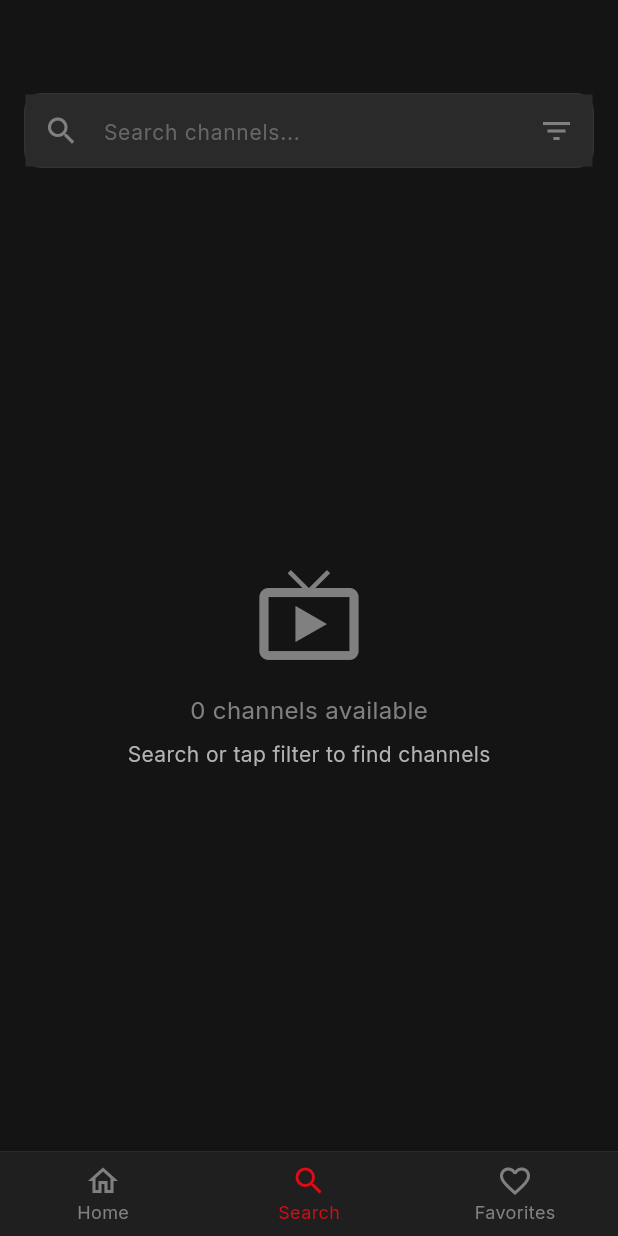
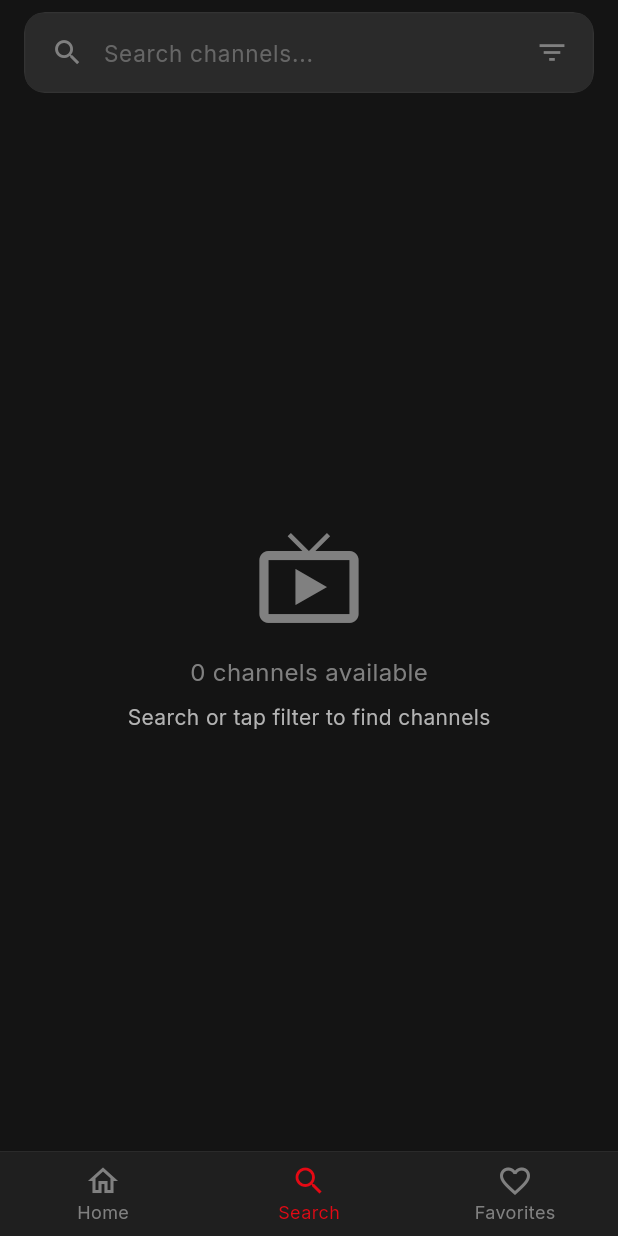
Before and after one commit to Darkmintis/primeview, a Flutter app: the screen it shows after launch, item 2 of the bottom bar chosen, on a phone screen of 412 x 824 dp. Run offline on Flutter 3.47's test engine with Material 3 defaults, Android fonts, the phone set to English and light mode, and no system bars; our stand-ins replace cached_network_image, dio, equatable, flutter_riverpod, get_it, google_fonts and 6 more; accounts and stored records are empty; network calls fail.

Commit message:
feat(search): redesign search bar with proper clipping and cleaner layout
- Remove SliverAppBar — search bar now sits at top flush with status bar
- Wrap in ClipRRect so icon hit areas don't overflow border radius
- Replace IconButton with GestureDetector to avoid 48px minimum constraint
- Remove back button for full-width search
- Reduce hero banner height from 420 to 380

```diff
--- a/lib/core/constants/app_constants.dart
+++ b/lib/core/constants/app_constants.dart
@@ -27,7 +27,7 @@ class AppConstants {
   static const String categoryRecentlyWatched = 'Recently Watched';
 
   static const double channelLogoSize = 48.0;
-  static const double heroBannerHeight = 420.0;
+  static const double heroBannerHeight = 380.0;
   static const double channelRowHeight = 180.0;
   static const Duration animationDuration = Duration(milliseconds: 300);
 
--- a/lib/features/search/view/search_view.dart
+++ b/lib/features/search/view/search_view.dart
@@ -81,26 +81,26 @@ class _SearchViewState extends ConsumerState<SearchView> {
     return Scaffold(
       body: CustomScrollView(
         slivers: [
-          SliverAppBar(
-            pinned: true,
-            backgroundColor: AppColors.background,
-            expandedHeight: 120,
-            flexibleSpace: FlexibleSpaceBar(
-              background: Padding(
-                padding: const EdgeInsets.only(
+          SliverToBoxAdapter(
+            child: Padding(
+              padding: EdgeInsets.only(
                 left: 16,
                 right: 16,
+                top: MediaQuery.of(context).padding.top + 8,
                 bottom: 8,
-                  top: 56,
               ),
-                child: Column(
-                  mainAxisAlignment: MainAxisAlignment.end,
-                  children: [
-                    Container(
+              child: ClipRRect(
+                borderRadius: BorderRadius.circular(14),
+                child: Container(
                   decoration: BoxDecoration(
                     color: AppColors.surfaceLight,
-                        borderRadius: BorderRadius.circular(12),
-                        border: Border.all(color: AppColors.divider),
+                    borderRadius: BorderRadius.circular(14),
+                    border: Border.all(
+                      color: hasFilters
+                          ? AppColors.primary
+                          : AppColors.divider,
+                      width: hasFilters ? 1.5 : 1,
+                    ),
                   ),
                   child: TextField(
                     controller: _searchController,
@@ -113,17 +113,23 @@ class _SearchViewState extends ConsumerState<SearchView> {
                       hintText: 'Search channels...',
                       hintStyle: TextStyle(
                         color: AppColors.textMuted.withValues(alpha: 0.7),
-                            fontSize: 14,
+                        fontSize: 15,
                       ),
-                          prefixIcon: const Icon(
+                      prefixIcon: const Padding(
+                        padding: EdgeInsets.only(left: 16, right: 8),
+                        child: Icon(
                           Icons.search,
                           color: AppColors.textMuted,
+                          size: 22,
+                        ),
                       ),
                       suffixIcon: Row(
                         mainAxisSize: MainAxisSize.min,
                         children: [
                           if (hasFilters)
-                                Container(
+                            Padding(
+                              padding: const EdgeInsets.only(right: 4),
+                              child: Container(
                                 width: 8,
                                 height: 8,
                                 decoration: const BoxDecoration(
@@ -131,40 +137,49 @@ class _SearchViewState extends ConsumerState<SearchView> {
                                   shape: BoxShape.circle,
                                 ),
                               ),
-                              IconButton(
-                                icon: const Icon(
+                            ),
+                          GestureDetector(
+                            onTap: _showFilterSheet,
+                            child: const Padding(
+                              padding: EdgeInsets.symmetric(horizontal: 10, vertical: 12),
+                              child: Icon(
                                 Icons.filter_list,
                                 color: AppColors.textMuted,
+                                size: 22,
                               ),
-                                onPressed: _showFilterSheet,
+                            ),
                           ),
                           if (_searchController.text.isNotEmpty)
-                                IconButton(
-                                  icon: const Icon(
-                                    Icons.clear,
-                                    color: AppColors.textMuted,
-                                  ),
-                                  onPressed: () {
+                            GestureDetector(
+                              onTap: () {
                                 _searchController.clear();
                                 ref
                                     .read(searchProvider.notifier)
                                     .setQuery('');
                               },
+                              child: const Padding(
+                                padding: EdgeInsets.symmetric(horizontal: 10, vertical: 12),
+                                child: Icon(
+                                  Icons.clear,
+                                  color: AppColors.textMuted,
+                                  size: 20,
                                 ),
+                              ),
+                            ),
+                          const SizedBox(width: 4),
                         ],
                       ),
                       border: InputBorder.none,
                       contentPadding: const EdgeInsets.symmetric(
-                            horizontal: 16,
-                            vertical: 12,
+                        vertical: 14,
                       ),
                     ),
                     onChanged: (value) {
-                          ref.read(searchProvider.notifier).setQuery(value);
+                      ref
+                          .read(searchProvider.notifier)
+                          .setQuery(value);
                     },
                   ),
-                    ),
-                  ],
                 ),
               ),
             ),
@@ -172,26 +187,25 @@ class _SearchViewState extends ConsumerState<SearchView> {
           if (hasFilters)
             SliverToBoxAdapter(
               child: Padding(
-                padding: const EdgeInsets.symmetric(
-                  horizontal: 16,
-                  vertical: 8,
-                ),
+                padding: const EdgeInsets.symmetric(horizontal: 16),
                 child: Row(
                   children: [
                     const Icon(
                       Icons.filter_alt,
                       color: AppColors.primary,
-                      size: 16,
+                      size: 14,
                     ),
                     const SizedBox(width: 6),
-                    Text(
-                      'Filters: ${[if (searchState.selectedCategory != null) '${searchState.selectedCategory}', if (searchState.selectedCountry != null) '${searchState.selectedCountry}'].join(', ')}',
+                    Expanded(
+                      child: Text(
+                        [if (searchState.selectedCategory != null) searchState.selectedCategory, if (searchState.selectedCountry != null) searchState.selectedCountry].join(', '),
                         style: const TextStyle(
                           color: AppColors.primary,
                           fontSize: 12,
                         ),
+                        overflow: TextOverflow.ellipsis,
                       ),
-                    const Spacer(),
+                    ),
                     GestureDetector(
                       onTap: () {
                         ref.read(searchProvider.notifier).clearFilters();
@@ -212,10 +226,7 @@ class _SearchViewState extends ConsumerState<SearchView> {
           if (searchState.query.isNotEmpty || searchResults.isNotEmpty)
             SliverToBoxAdapter(
               child: Padding(
-                padding: const EdgeInsets.symmetric(
-                  horizontal: 16,
-                  vertical: 4,
-                ),
+                padding: const EdgeInsets.fromLTRB(16, 8, 16, 4),
                 child: Text(
                   '${searchResults.length} of ${channels.length} channels',
                   style: const TextStyle(
@@ -351,7 +362,8 @@ class _FilterSheetState extends State<_FilterSheet> {
               children: [
                 Center(
                   child: Container(
-                    width: 40, height: 4,
+                    width: 40,
+                    height: 4,
                     decoration: BoxDecoration(
                       color: AppColors.textMuted,
                       borderRadius: BorderRadius.circular(2),
@@ -361,21 +373,33 @@ class _FilterSheetState extends State<_FilterSheet> {
                 const SizedBox(height: 20),
                 const Text(
                   'Filter Channels',
-                  style: TextStyle(color: Colors.white, fontSize: 20, fontWeight: FontWeight.bold),
+                  style: TextStyle(
+                    color: Colors.white,
+                    fontSize: 20,
+                    fontWeight: FontWeight.bold,
+                  ),
                 ),
                 const SizedBox(height: 20),
                 const Text(
                   'Category',
-                  style: TextStyle(color: AppColors.textSecondary, fontSize: 13, fontWeight: FontWeight.w600),
+                  style: TextStyle(
+                    color: AppColors.textSecondary,
+                    fontSize: 13,
+                    fontWeight: FontWeight.w600,
+                  ),
                 ),
                 const SizedBox(height: 8),
                 Wrap(
                   spacing: 8,
                   runSpacing: 8,
                   children: [
-                    _filterChip('All', _category == null, () => setState(() => _category = null)),
+                    _filterChip(
+                        'All', _category == null,
+                        () => setState(() => _category = null)),
                     ...widget.categories.map(
-                      (c) => _filterChip(c, _category == c, () => setState(() => _category = c)),
+                      (c) => _filterChip(
+                          c, _category == c,
+                          () => setState(() => _category = c)),
                     ),
                   ],
                 ),
@@ -383,7 +407,11 @@ class _FilterSheetState extends State<_FilterSheet> {
                   const SizedBox(height: 20),
                   const Text(
                     'Country',
-                    style: TextStyle(color: AppColors.textSecondary, fontSize: 13, fontWeight: FontWeight.w600),
+                    style: TextStyle(
+                      color: AppColors.textSecondary,
+                      fontSize: 13,
+                      fontWeight: FontWeight.w600,
+                    ),
                   ),
                   const SizedBox(height: 8),
                   ListView.separated(
@@ -398,7 +426,8 @@ class _FilterSheetState extends State<_FilterSheet> {
                       }
                       final country = widget.countries[index - 1];
                       return _countryChip(
-                        country, _country == country,
+                        country,
+                        _country == country,
                         () => setState(() => _country = country),
                       );
                     },
@@ -417,7 +446,10 @@ class _FilterSheetState extends State<_FilterSheet> {
                         borderRadius: BorderRadius.circular(12),
                       ),
                     ),
-                    child: const Text('Apply Filters', style: TextStyle(fontSize: 16)),
+                    child: const Text(
+                      'Apply Filters',
+                      style: TextStyle(fontSize: 16),
+                    ),
                   ),
                 ),
               ],
@@ -468,7 +500,9 @@ class _FilterSheetState extends State<_FilterSheet> {
         child: Row(
           children: [
             Icon(
-              selected ? Icons.radio_button_checked : Icons.radio_button_off,
+              selected
+                  ? Icons.radio_button_checked
+                  : Icons.radio_button_off,
               color: selected ? Colors.white : AppColors.textMuted,
               size: 18,
             ),
```
Lines whose indentation alone changed are shown as unchanged.
